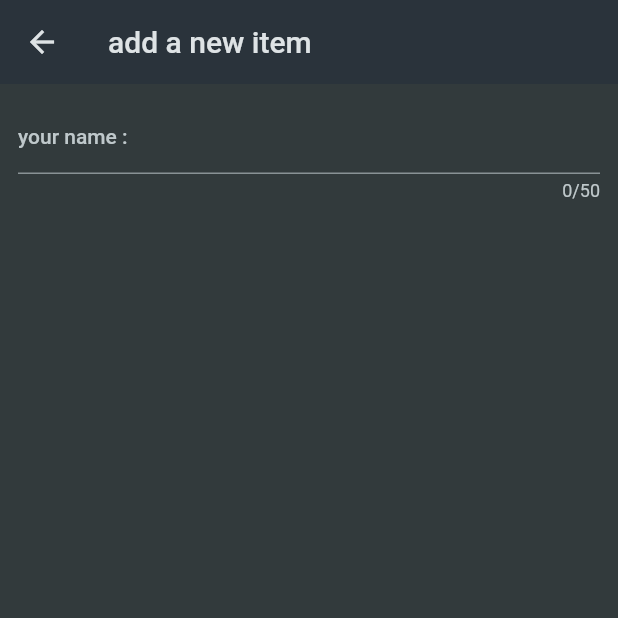
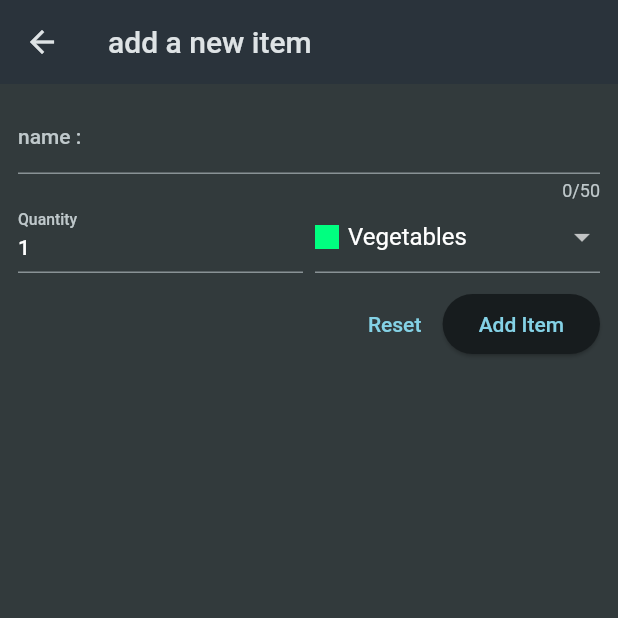
Before and after one commit to RAHUL-DAS-P/shop_app_forms, a Flutter app: the NewItem screen opened directly, on a phone screen of 412 x 824 dp, the top half of it. Run offline on Flutter 3.47's test engine with Material 2 defaults, Android fonts, the phone set to English and light mode, and no system bars.

Commit message:
exporting data from forms

```diff
--- a/lib/widgets/new_item.dart
+++ b/lib/widgets/new_item.dart
@@ -1,4 +1,6 @@
 import 'package:flutter/material.dart';
+import 'package:shop_app_forms/data/categories.dart';
+import 'package:shop_app_forms/models/category.dart';
 
 class NewItem extends StatefulWidget {
   const NewItem({super.key});
@@ -8,6 +10,16 @@
 }
 
 class _NewItemState extends State<NewItem> {
+  var _enteredName = "";
+  var _enteredQuantity = 1;
+  var _selectedCategory = categories[Categories.vegetables]!;
+  final _formKey = GlobalKey<FormState>();
+  void _saveItem() {
+    if (_formKey.currentState!.validate()) {
+      _formKey.currentState!.save();
+    }
+  }
+
   @override
   Widget build(BuildContext context) {
     return Scaffold(
@@ -17,17 +29,102 @@
       body: Padding(
         padding: const EdgeInsets.all(12),
         child: Form(
+          key: _formKey,
           child: Column(
             children: [
               TextFormField(
                 maxLength: 50,
                 decoration: const InputDecoration(
-                  label: Text("your name :"),
+                  label: Text("name :"),
                 ),
                 validator: (value) {
-                  return "Demo .. ";
+                  if (value == null ||
+                      value.isEmpty ||
+                      value.trim().length <= 1 ||
+                      value.trim().length > 50) {
+                    return "Must be between 1 and 50 characters";
+                  }
+                  return null;
+                },
+                onSaved: (value) {
+                  _enteredName = value!;
                 },
               ),
+              Row(
+                crossAxisAlignment: CrossAxisAlignment.end,
+                children: [
+                  Expanded(
+                    child: TextFormField(
+                      decoration: const InputDecoration(
+                        label: Text("Quantity"),
+                      ),
+                      keyboardType: TextInputType.number,
+                      initialValue: _enteredQuantity.toString(),
+                      validator: (value) {
+                        if (value == null ||
+                            value.isEmpty ||
+                            int.tryParse(value) == null ||
+                            int.tryParse(value)! <= 0) {
+                          return "Must be valid numeral";
+                        }
+                        return null;
+                      },
+                      onSaved: (value) {
+                        _enteredQuantity = int.parse(value!);
+                      },
+                    ),
+                  ),
+                  const SizedBox(
+                    width: 8,
+                  ),
+                  Expanded(
+                    child: DropdownButtonFormField(
+                      value: _selectedCategory,
+                      items: [
+                        for (final category in categories.entries)
+                          DropdownMenuItem(
+                              value: category.value,
+                              child: Row(
+                                children: [
+                                  Container(
+                                    width: 16,
+                                    height: 16,
+                                    color: category.value.color,
+                                  ),
+                                  const SizedBox(
+                                    width: 6,
+                                  ),
+                                  Text(category.value.title),
+                                ],
+                              ))
+                      ],
+                      onChanged: (value) {
+                        setState(() {
+                          _selectedCategory = value!;
+                        });
+                      },
+                    ),
+                  )
+                ],
+              ),
+              const SizedBox(
+                height: 10,
+              ),
+              Row(
+                mainAxisAlignment: MainAxisAlignment.end,
+                children: [
+                  TextButton(
+                    onPressed: () {
+                      _formKey.currentState!.reset();
+                    },
+                    child: const Text("Reset"),
+                  ),
+                  ElevatedButton(
+                    onPressed: _saveItem,
+                    child: const Text("Add Item"),
+                  )
+                ],
+              )
             ],
           ),
         ),
```
